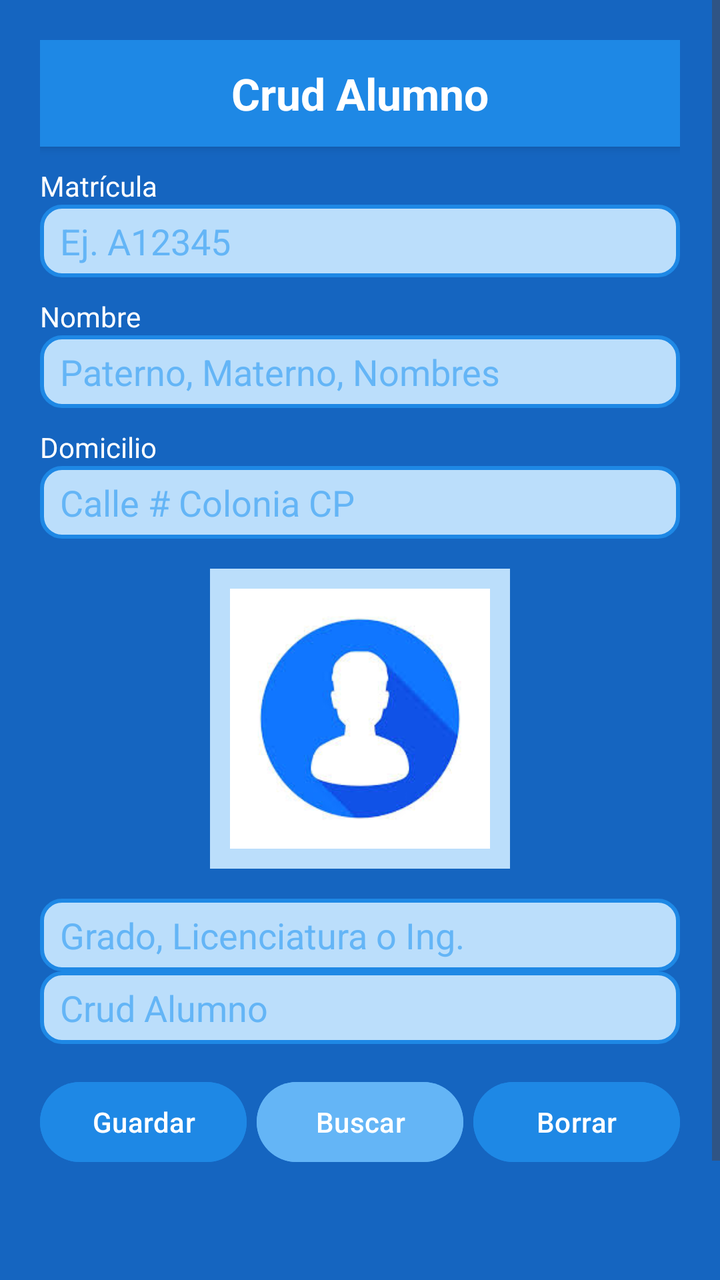
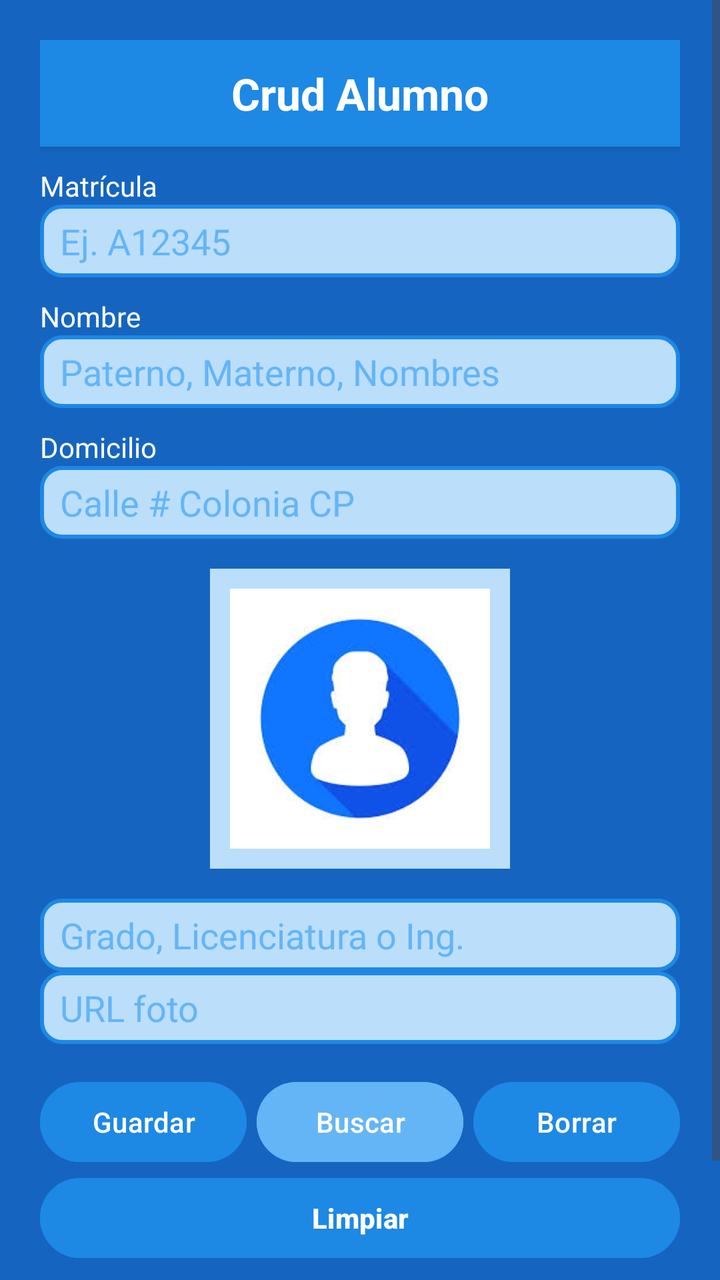

Screens rendered from an Android XML layout before and after an edit, with the pre-edit source and the edit as a unified diff.
<!-- AndroidManifest.xml: application theme Theme.Appunidad02_43_2025 -->
<!-- res/layout/fragment_alumnos.xml -->
<?xml version="1.0" encoding="utf-8"?>
<ScrollView xmlns:android="http://schemas.android.com/apk/res/android"
    xmlns:tools="http://schemas.android.com/tools"
    android:layout_width="match_parent"
    android:layout_height="match_parent"
    android:background="@color/azul_fondo"
    tools:context=".AlumnosFragment">

    <FrameLayout
        android:layout_width="match_parent"
        android:layout_height="wrap_content"
        android:background="@color/azul_oscuro">
        <LinearLayout
            android:layout_width="match_parent"
            android:layout_height="706dp"
            android:orientation="vertical"
            android:padding="20dp">
            
            <TextView
                android:layout_width="match_parent"
                android:layout_height="wrap_content"
                android:background="@color/azul_medio"
                android:elevation="3dp"
                android:gravity="center"
                android:padding="12dp"

                android:text="@string/srtAlumnos"
                android:textColor="@color/blanco"
                android:textSize="22sp"
                android:textStyle="bold" />


            
            <TextView
                android:id="@+id/lblMatricula"
                android:layout_width="match_parent"
                android:layout_height="wrap_content"
                android:layout_marginTop="10dp"
                android:text="@string/strMatriculaA"
                android:textColor="@color/blanco" />


            <EditText
                android:id="@+id/txtMatricula"
                android:layout_width="match_parent"
                android:layout_height="wrap_content"
                android:background="@drawable/bg_edittext_azul"
                android:hint="@string/txtMatricula"
                android:textColor="@color/azul_texto"
                android:textColorHint="@color/azul_claro"
                android:inputType="number"/>
            
            <TextView
                android:id="@+id/lblNombre"
                android:layout_width="match_parent"
                android:layout_height="wrap_content"
                android:layout_marginTop="10dp"
                android:text="@string/strNombreA"
                android:textColor="@color/blanco" />
            <EditText
                android:id="@+id/txtNombre"
                android:layout_width="match_parent"
                android:layout_height="wrap_content"
                android:background="@drawable/bg_edittext_azul"
                android:hint="@string/txtNombres"
                android:textColor="@color/azul_texto"
                android:textColorHint="@color/azul_claro" />
            
            <TextView
                android:id="@+id/lblDomicilio"

                android:layout_width="match_parent"
                android:layout_height="wrap_content"
                android:layout_marginTop="10dp"
                android:text="@string/strDomicilio"
                android:textColor="@color/blanco" />
            <EditText
                android:id="@+id/txtDomicilio"
                android:layout_width="match_parent"
                android:layout_height="wrap_content"
                android:background="@drawable/bg_edittext_azul"
                android:hint="@string/txtDomicilio"
                android:textColor="@color/azul_texto"
                android:textColorHint="@color/azul_claro" />
            
            <ImageView
                android:id="@+id/imgAlumno"
                android:layout_width="150dp"
                android:layout_height="150dp"
                android:layout_gravity="center"
                android:layout_marginTop="15dp"
                android:layout_marginBottom="15dp"
                android:background="@color/azul_muy_claro"
                android:contentDescription="@string/srtAlumnos"
                android:padding="10dp"
                android:src="@drawable/alumno" />
            
            <EditText
                android:id="@+id/txtEspecialidad"
                android:layout_width="match_parent"
                android:layout_height="wrap_content"
                android:background="@drawable/bg_edittext_azul"
                android:hint="@string/txtGrado"
                android:textColor="@color/azul_texto"
                android:textColorHint="@color/azul_claro" />
            
            <EditText
                android:id="@+id/txtFoto"
                android:layout_width="match_parent"
                android:layout_height="wrap_content"
                android:background="@drawable/bg_edittext_azul"
                android:hint="@string/srtAlumnos"
                android:textColor="@color/azul_texto"
                android:textColorHint="@color/azul_claro" />
            
            <LinearLayout
                android:layout_width="match_parent"
                android:layout_height="wrap_content"
                android:layout_marginTop="15dp"
                android:gravity="center"
                android:orientation="horizontal"
                android:weightSum="3">
                <Button
                    android:id="@+id/btnGuardar"
                    android:layout_width="0dp"
                    android:layout_height="wrap_content"
                    android:layout_weight="1"
                    android:backgroundTint="@color/azul_medio"
                    android:text="@string/btnGuardar"
                    android:textColor="@color/blanco" />
                <Button
                    android:id="@+id/btnBuscar"
                    android:layout_width="0dp"
                    android:layout_height="wrap_content"
                    android:layout_marginHorizontal="5dp"
                    android:layout_weight="1"
                    android:backgroundTint="@color/azul_claro"
                    android:text="@string/btnBuscar"
                    android:textColor="@color/blanco" />




                <Button
                    android:id="@+id/btnBorrar"
                    android:layout_width="0dp"
                    android:layout_height="wrap_content"
                    android:layout_weight="1"
                    android:backgroundTint="@color/azul_medio"
                    android:text="@string/btnBorrar"
                    android:textColor="@color/blanco" />

            </LinearLayout>
        </LinearLayout>

    </FrameLayout>
</ScrollView>
<!-- resources referenced by this layout -->
<resources>
  <color name="azul_claro">#64B5F6</color>
  <color name="azul_fondo">#0D47A1</color>
  <color name="azul_medio">#1E88E5</color>
  <color name="azul_muy_claro">#BBDEFB</color>
  <color name="azul_oscuro">#1565C0</color>
  <color name="azul_texto">#0D47A1</color>
  <color name="blanco">#FFFFFF</color>
  <!-- drawable alumno: jpeg bitmap (drawable, 5836 bytes) -->
  <!-- drawable bg_edittext_azul (drawable) -->
  <?xml version="1.0" encoding="utf-8"?>
  <shape xmlns:android="http://schemas.android.com/apk/res/android" android:shape="rectangle">
  
      <solid android:color="@color/azul_muy_claro" />
  
      <corners android:radius="10dp" />
  
      <stroke
          android:width="2dp"
          android:color="@color/azul_medio" />
  
  
      <padding
          android:left="10dp"
          android:top="6dp"
          android:right="10dp"
          android:bottom="6dp" />
  
  </shape>
  <string name="btnBorrar">Borrar</string>
  <string name="btnBuscar">Buscar</string>
  <string name="btnGuardar">Guardar</string>
  <string name="srtAlumnos">Crud Alumno</string>
  <string name="strDomicilio">Domicilio</string>
  <string name="strMatriculaA">Matrícula</string>
  <string name="strNombreA">Nombre</string>
  <string name="txtDomicilio">Calle # Colonia CP</string>
  <string name="txtGrado">Grado, Licenciatura o Ing.</string>
  <string name="txtMatricula">Ej. A12345</string>
  <string name="txtNombres">Paterno, Materno, Nombres</string>
  <style name="Theme.Appunidad02_43_2025" parent="Base.Theme.Appunidad02_43_2025" />
  <style name="Base.Theme.Appunidad02_43_2025" parent="Theme.Material3.DayNight.NoActionBar">
          
          
      </style>
</resources>

<!-- the commit's change to res/layout/fragment_alumnos.xml (unified diff, before → after) -->
@@ -109,7 +109,7 @@
                 android:layout_width="match_parent"
                 android:layout_height="wrap_content"
                 android:background="@drawable/bg_edittext_azul"
-                android:hint="@string/srtAlumnos"
+                android:hint="URL foto"
                 android:textColor="@color/azul_texto"
                 android:textColorHint="@color/azul_claro" />
             
@@ -148,9 +148,19 @@
                     android:layout_weight="1"
                     android:backgroundTint="@color/azul_medio"
                     android:text="@string/btnBorrar"
-                    android:textColor="@color/blanco" />
+                    android:textColor="@color/blanco">
+                </Button>
 
             </LinearLayout>
+            <Button
+                android:layout_width="match_parent"
+                android:layout_height="wrap_content"
+                android:text="Limpiar"
+                android:backgroundTint="@color/azul_medio"
+                android:textStyle="bold"
+                android:id="@+id/btnLimpiar">
+
+            </Button>
         </LinearLayout>
 
     </FrameLayout>
